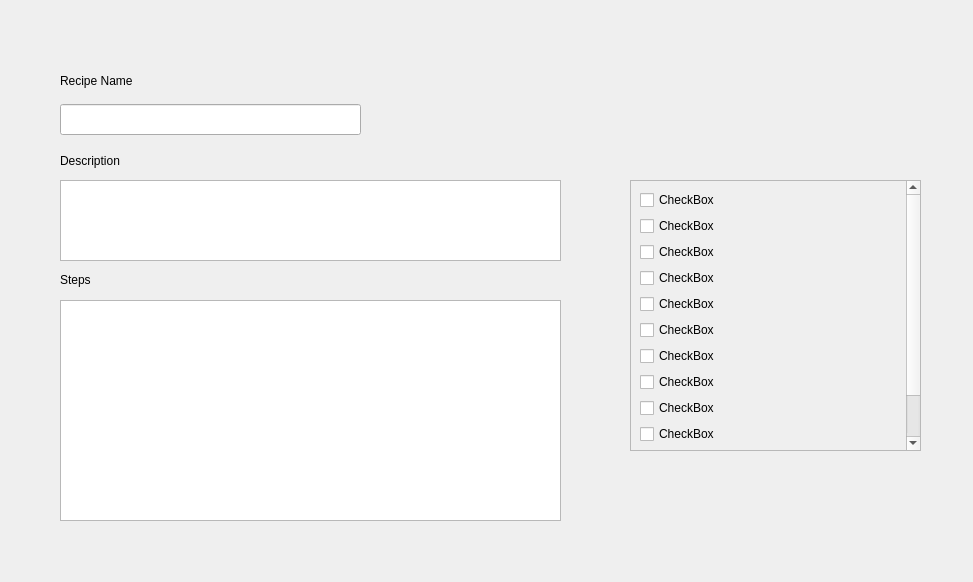
CaoimheCahill/CS4076Project, file CS4076Project/addrecipewindow.ui: the form before one commit.
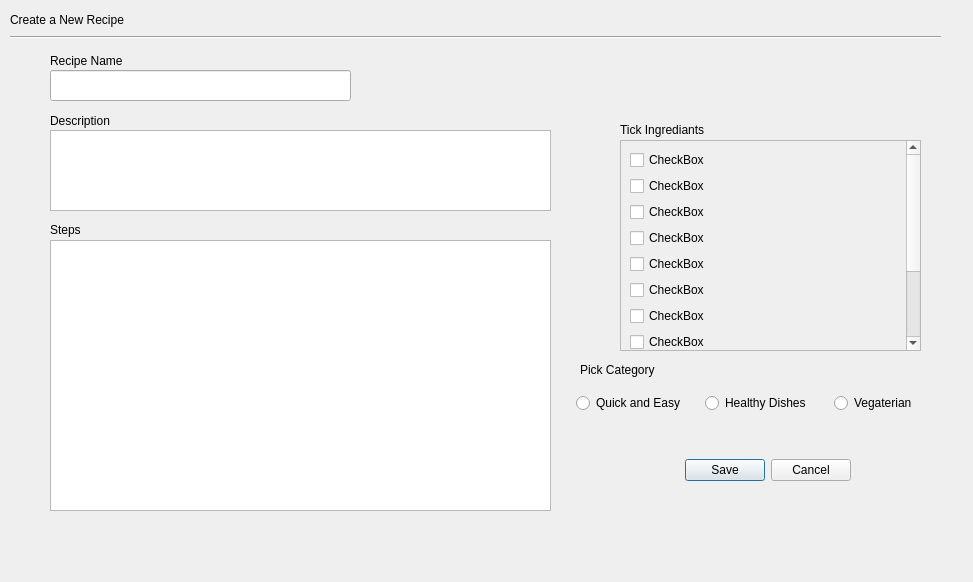
The form after the commit.

Commit message: Designing add recipe window

```diff
--- a/CS4076Project/addrecipewindow.ui
+++ b/CS4076Project/addrecipewindow.ui
@@ -16,8 +16,8 @@
   <widget class="QLineEdit" name="lineEdit">
    <property name="geometry">
     <rect>
-     <x>60</x>
-     <y>104</y>
+     <x>50</x>
+     <y>70</y>
      <width>301</width>
      <height>31</height>
     </rect>
@@ -26,10 +26,10 @@
   <widget class="QScrollArea" name="scrollArea_3">
    <property name="geometry">
     <rect>
-     <x>630</x>
-     <y>180</y>
-     <width>291</width>
-     <height>271</height>
+     <x>620</x>
+     <y>140</y>
+     <width>301</width>
+     <height>211</height>
     </rect>
    </property>
    <property name="widgetResizable">
@@ -40,7 +40,7 @@
      <rect>
       <x>0</x>
       <y>0</y>
-      <width>272</width>
+      <width>282</width>
       <height>387</height>
      </rect>
     </property>
@@ -135,8 +135,8 @@
   <widget class="QPlainTextEdit" name="plainTextEdit">
    <property name="geometry">
     <rect>
-     <x>60</x>
-     <y>180</y>
+     <x>50</x>
+     <y>130</y>
      <width>501</width>
      <height>81</height>
     </rect>
@@ -145,9 +145,9 @@
   <widget class="QLabel" name="label">
    <property name="geometry">
     <rect>
-     <x>60</x>
-     <y>70</y>
-     <width>91</width>
+     <x>50</x>
+     <y>50</y>
+     <width>101</width>
      <height>21</height>
     </rect>
    </property>
@@ -158,8 +158,8 @@
   <widget class="QLabel" name="label_2">
    <property name="geometry">
     <rect>
-     <x>60</x>
-     <y>150</y>
+     <x>50</x>
+     <y>110</y>
      <width>81</width>
      <height>21</height>
     </rect>
@@ -171,18 +171,18 @@
   <widget class="QPlainTextEdit" name="plainTextEdit_2">
    <property name="geometry">
     <rect>
-     <x>60</x>
-     <y>300</y>
+     <x>50</x>
+     <y>240</y>
      <width>501</width>
-     <height>221</height>
+     <height>271</height>
     </rect>
    </property>
   </widget>
   <widget class="QLabel" name="label_3">
    <property name="geometry">
     <rect>
-     <x>60</x>
-     <y>270</y>
+     <x>50</x>
+     <y>220</y>
      <width>63</width>
      <height>20</height>
     </rect>
@@ -191,6 +191,104 @@
     <string>Steps</string>
    </property>
   </widget>
+  <widget class="Line" name="line">
+   <property name="geometry">
+    <rect>
+     <x>10</x>
+     <y>29</y>
+     <width>931</width>
+     <height>16</height>
+    </rect>
+   </property>
+   <property name="orientation">
+    <enum>Qt::Horizontal</enum>
+   </property>
+  </widget>
+  <widget class="QWidget" name="widget" native="true">
+   <property name="geometry">
+    <rect>
+     <x>576</x>
+     <y>380</y>
+     <width>381</width>
+     <height>46</height>
+    </rect>
+   </property>
+   <layout class="QHBoxLayout" name="horizontalLayout">
+    <item>
+     <widget class="QRadioButton" name="radioButton">
+      <property name="text">
+       <string>Quick and Easy</string>
+      </property>
+     </widget>
+    </item>
+    <item>
+     <widget class="QRadioButton" name="radioButton_2">
+      <property name="text">
+       <string>Healthy Dishes</string>
+      </property>
+     </widget>
+    </item>
+    <item>
+     <widget class="QRadioButton" name="radioButton_3">
+      <property name="text">
+       <string>Vegaterian</string>
+      </property>
+     </widget>
+    </item>
+   </layout>
+  </widget>
+  <widget class="QLabel" name="label_4">
+   <property name="geometry">
+    <rect>
+     <x>620</x>
+     <y>120</y>
+     <width>121</width>
+     <height>20</height>
+    </rect>
+   </property>
+   <property name="text">
+    <string>Tick Ingrediants</string>
+   </property>
+  </widget>
+  <widget class="QLabel" name="label_5">
+   <property name="geometry">
+    <rect>
+     <x>580</x>
+     <y>360</y>
+     <width>91</width>
+     <height>20</height>
+    </rect>
+   </property>
+   <property name="text">
+    <string>Pick Category</string>
+   </property>
+  </widget>
+  <widget class="QLabel" name="label_6">
+   <property name="geometry">
+    <rect>
+     <x>10</x>
+     <y>10</y>
+     <width>151</width>
+     <height>20</height>
+    </rect>
+   </property>
+   <property name="text">
+    <string>Create a New Recipe</string>
+   </property>
+  </widget>
+  <widget class="QDialogButtonBox" name="buttonBox">
+   <property name="geometry">
+    <rect>
+     <x>640</x>
+     <y>440</y>
+     <width>211</width>
+     <height>61</height>
+    </rect>
+   </property>
+   <property name="standardButtons">
+    <set>QDialogButtonBox::Cancel|QDialogButtonBox::Save</set>
+   </property>
+  </widget>
  </widget>
  <resources/>
  <connections/>
```
